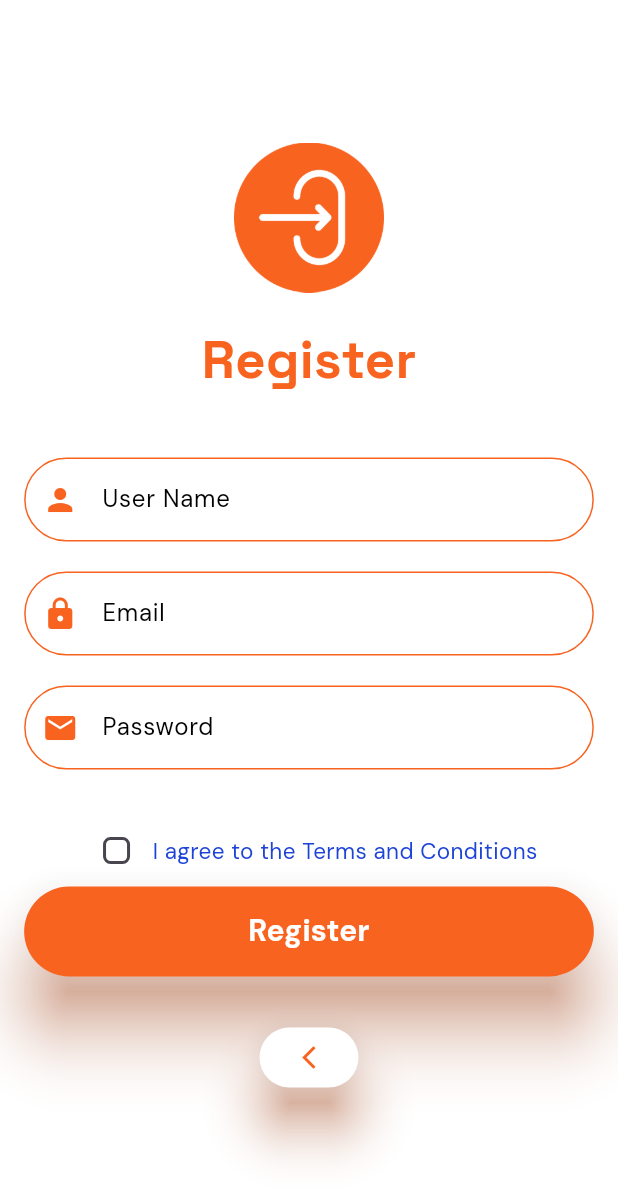
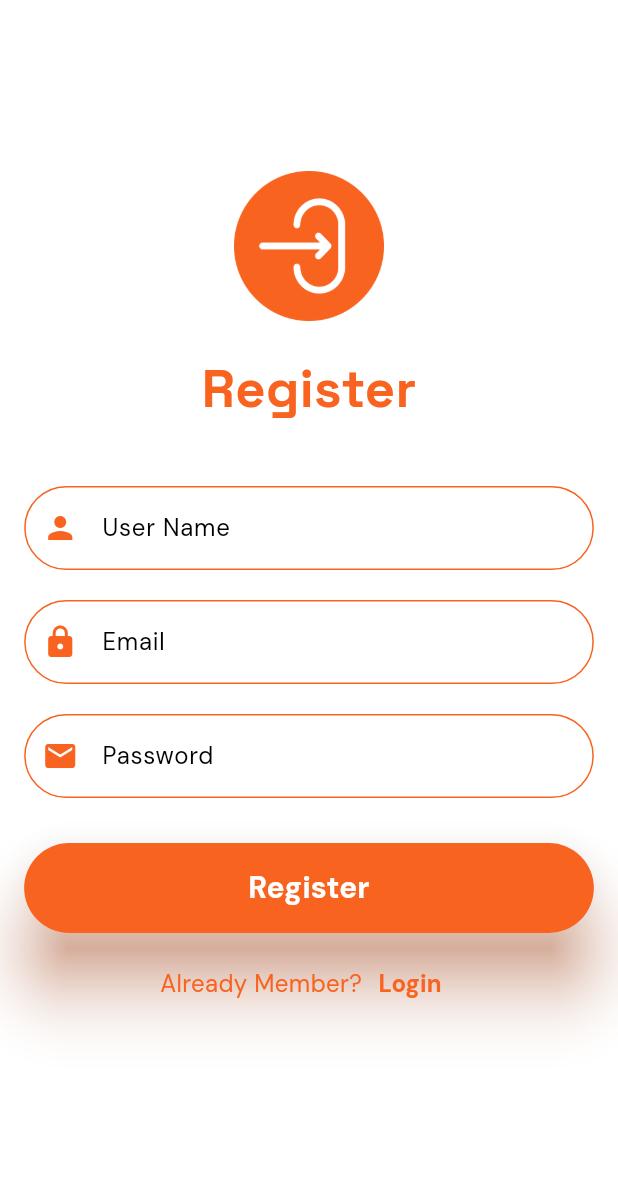
Before and after one commit to ItsJmartin/Library-app-backend, a Flutter app: the RegisterPage screen opened directly, on a phone screen of 412 x 824 dp. Shown: the top 1200 px of the screen. Run offline on Flutter 3.47's test engine with Material 3 defaults, Android fonts, the phone set to English and light mode, and no system bars; our stand-ins replace google_fonts.

Commit message:
update three

```diff
--- /dev/null
+++ b/devtools_options.yaml
@@ -0,0 +1,3 @@
+description: This file stores settings for Dart & Flutter DevTools.
+documentation: https://docs.flutter.dev/tools/devtools/extensions#configure-extension-enablement-states
+extensions:
--- a/lib/auth/register_page.dart
+++ b/lib/auth/register_page.dart
@@ -1,17 +1,15 @@
 import 'package:chat_app/auth/login_page.dart';
+import 'package:chat_app/pages/contacts_list.dart';
 import 'package:flutter/material.dart';
 import 'package:google_fonts/google_fonts.dart';
 
 class RegisterPage extends StatefulWidget {
-  const RegisterPage({super.key});
+  const RegisterPage({
+    super.key,
+  });
 
   @override
   State<RegisterPage> createState() => _RegisterPageState();
-  // void dispose(){
-  //   usernammeController.dispose();
-  //   emailController.dispose();
-  //   passwordController.dispose();
-  // }
 }
 
 class _RegisterPageState extends State<RegisterPage> {
@@ -91,7 +89,7 @@ class _RegisterPageState extends State<RegisterPage> {
                             borderRadius: BorderRadius.all(Radius.circular(30)),
                             borderSide: BorderSide(
                               color: Color(0xfff86320),
-                              width: 2,
+                              width: 1,
                             ),
                           ),
                           // error text field
@@ -99,7 +97,7 @@ class _RegisterPageState extends State<RegisterPage> {
                             borderRadius: BorderRadius.all(Radius.circular(30)),
                             borderSide: BorderSide(
                               color: Color(0xffdf0808),
-                              width: 2,
+                              width: 1,
                             ),
                           ),
                           // error focused text filed
@@ -107,7 +105,7 @@ class _RegisterPageState extends State<RegisterPage> {
                             borderRadius: BorderRadius.all(Radius.circular(30)),
                             borderSide: BorderSide(
                               color: Color(0xfff86320),
-                              width: 2,
+                              width: 1,
                             ),
                           ),
                         ),
@@ -145,7 +143,7 @@ class _RegisterPageState extends State<RegisterPage> {
                             borderRadius: BorderRadius.all(Radius.circular(30)),
                             borderSide: BorderSide(
                               color: Color(0xfff86320),
-                              width: 2,
+                              width: 1,
                             ),
                           ),
                           // error text field
@@ -153,7 +151,7 @@ class _RegisterPageState extends State<RegisterPage> {
                             borderRadius: BorderRadius.all(Radius.circular(30)),
                             borderSide: BorderSide(
                               color: Color(0xffdf0808),
-                              width: 2,
+                              width: 1,
                             ),
                           ),
                           // error focused text filed
@@ -161,7 +159,7 @@ class _RegisterPageState extends State<RegisterPage> {
                             borderRadius: BorderRadius.all(Radius.circular(30)),
                             borderSide: BorderSide(
                               color: Color(0xfff86320),
-                              width: 2,
+                              width: 1,
                             ),
                           ),
                         ),
@@ -199,7 +197,7 @@ class _RegisterPageState extends State<RegisterPage> {
                             borderRadius: BorderRadius.all(Radius.circular(30)),
                             borderSide: BorderSide(
                               color: Color(0xfff86320),
-                              width: 2,
+                              width: 1,
                             ),
                           ),
 
@@ -208,7 +206,7 @@ class _RegisterPageState extends State<RegisterPage> {
                             borderRadius: BorderRadius.all(Radius.circular(30)),
                             borderSide: BorderSide(
                               color: Color(0xffdf0808),
-                              width: 2,
+                              width: 1,
                             ),
                           ),
                           // error focused text filed
@@ -216,35 +214,12 @@ class _RegisterPageState extends State<RegisterPage> {
                             borderRadius: BorderRadius.all(Radius.circular(30)),
                             borderSide: BorderSide(
                               color: Color(0xfff86320),
-                              width: 2,
+                              width: 1,
                             ),
                           ),
                         ),
                       ),
                       const SizedBox(height: 30),
-
-                      // check box
-                      Row(
-                          mainAxisAlignment: MainAxisAlignment.center,
-                          children: <Widget>[
-                            Checkbox(
-                              activeColor: Color(0xff27af3a),
-                              shape: RoundedRectangleBorder(
-                                borderRadius: BorderRadius.circular(5),
-                              ),
-                              value: isCheked,
-                              onChanged: (newValue) {
-                                setState(() {
-                                  isCheked = newValue!;
-                                });
-                              },
-                            ),
-                            Text(
-                              "I agree to the Terms and Conditions",
-                              style: GoogleFonts.dmSans(
-                                  fontSize: 15, color: Color(0xff1D44D6)),
-                            ),
-                          ]),
 
                       SizedBox(
                         width: double.infinity,
@@ -260,12 +235,12 @@ class _RegisterPageState extends State<RegisterPage> {
                               _emailController.clear();
                               _passwordController.clear();
 
-                              // Navigator.pushReplacement(
-                              //   context,
-                              //   MaterialPageRoute(
-                              //     builder: (context) => const ChatListPage(),
-                              //   ),
-                              // );
+                              Navigator.pushReplacement(
+                                context,
+                                MaterialPageRoute(
+                                  builder: (context) => const ContactsList(),
+                                ),
+                              );
 
                               ScaffoldMessenger.of(context).showSnackBar(
                                 const SnackBar(
@@ -287,49 +262,49 @@ class _RegisterPageState extends State<RegisterPage> {
                         ),
                       ),
 
-                      // SizedBox(height: 10), // gap betwwen contents
+                      SizedBox(height: 10), // gap betwwen contents
 
-                      // Row(
-                      //     mainAxisAlignment: MainAxisAlignment.center,
-                      //     children: <Widget>[
-                      //       Text(
-                      //         'Already Member?',
-                      //         style: GoogleFonts.dmSans(
-                      //           color: const Color(0xfff86320),
-                      //           fontSize: 16,
-                      //         ),
-                      //       ),
-                      //       TextButton(
-                      //         style: TextButton.styleFrom(
-                      //           padding: EdgeInsets.all(0),
-                      //         ),
-                      //         onPressed: () {
-                      //           Navigator.pop(context, (route) => LoginPage());
-                      //         },
-                      //         child: Text(
-                      //           'Login',
-                      //           style: GoogleFonts.dmSans(
-                      //             color: const Color(0xfff86320),
-                      //             fontWeight: FontWeight.bold,
-                      //             fontSize: 16,
-                      //           ),
-                      //         ),
-                      //       ),
-                      //     ]),
+                      Row(
+                          mainAxisAlignment: MainAxisAlignment.center,
+                          children: <Widget>[
+                            Text(
+                              'Already Member?',
+                              style: GoogleFonts.dmSans(
+                                color: const Color(0xfff86320),
+                                fontSize: 16,
+                              ),
+                            ),
+                            TextButton(
+                              style: TextButton.styleFrom(
+                                padding: EdgeInsets.all(0),
+                              ),
+                              onPressed: () {
+                                Navigator.pop(context, (route) => LoginPage());
+                              },
+                              child: Text(
+                                'Login',
+                                style: GoogleFonts.dmSans(
+                                  color: const Color(0xfff86320),
+                                  fontWeight: FontWeight.bold,
+                                  fontSize: 16,
+                                ),
+                              ),
+                            ),
+                          ]),
 
                       SizedBox(height: 30), //gap between contents
 
-                      ElevatedButton(
-                        onPressed: () {
-                          Navigator.pop(context, (route) => LoginPage());
-                        },
-                        style: ElevatedButton.styleFrom(
-                            iconColor: Color(0xfff86320),
-                            backgroundColor: Color(0xffffffff),
-                            elevation: 15,
-                            shadowColor: Color(0xfff86320)),
-                        child: Icon(Icons.arrow_back_ios_new),
-                      )
+                      // ElevatedButton(
+                      //   onPressed: () {
+                      //     // Navigator.pop(context, (route) => LoginPage());
+                      //   },
+                      //   style: ElevatedButton.styleFrom(
+                      //       iconColor: Color(0xfff86320),
+                      //       backgroundColor: Color(0xffffffff),
+                      //       elevation: 15,
+                      //       shadowColor: Color(0xfff86320)),
+                      //   child: Icon(Icons.arrow_back_ios_new),
+                      // )
                     ]),
               ),
             ),
--- a/lib/pages/contact_chat.dart
+++ b/lib/pages/chat_page.dart
@@ -1,8 +1,8 @@
 import 'package:flutter/material.dart';
 import 'package:google_fonts/google_fonts.dart';
 
-class ContactChat extends StatelessWidget {
-  const ContactChat({super.key});
+class ChatPage extends StatelessWidget {
+  const ChatPage({super.key});
 
   @override
   Widget build(BuildContext context) {
--- a/pubspec.yaml
+++ b/pubspec.yaml
@@ -37,6 +37,7 @@ dependencies:
   cupertino_icons: ^1.0.8
   google_fonts: ^6.2.1
   provider: ^6.1.2
+
 
 dev_dependencies:
   flutter_test:
```
Also changed, not shown: lib/auth/login_page.dart (+11 -9 lines), lib/components/costom_navbar.dart (added, +51 -0 lines), lib/components/costom_widget.dart (deleted, +0 -45 lines), lib/components/header_iconset.dart (added, +37 -0 lines), lib/demo.dart (added, +44 -0 lines), lib/main.dart (+5 -7 lines), lib/pages/chat_list.dart (deleted, +0 -15 lines), lib/pages/contacts_list.dart (added, +38 -0 lines), lib/pages/home_page.dart (+3 -4 lines).
